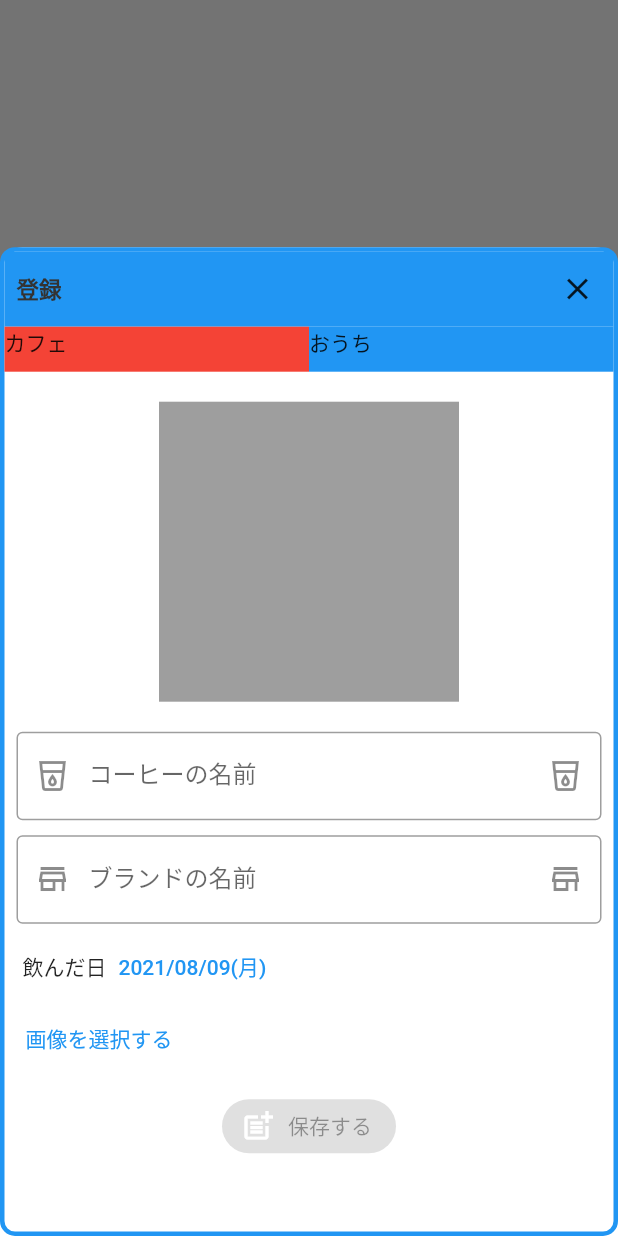
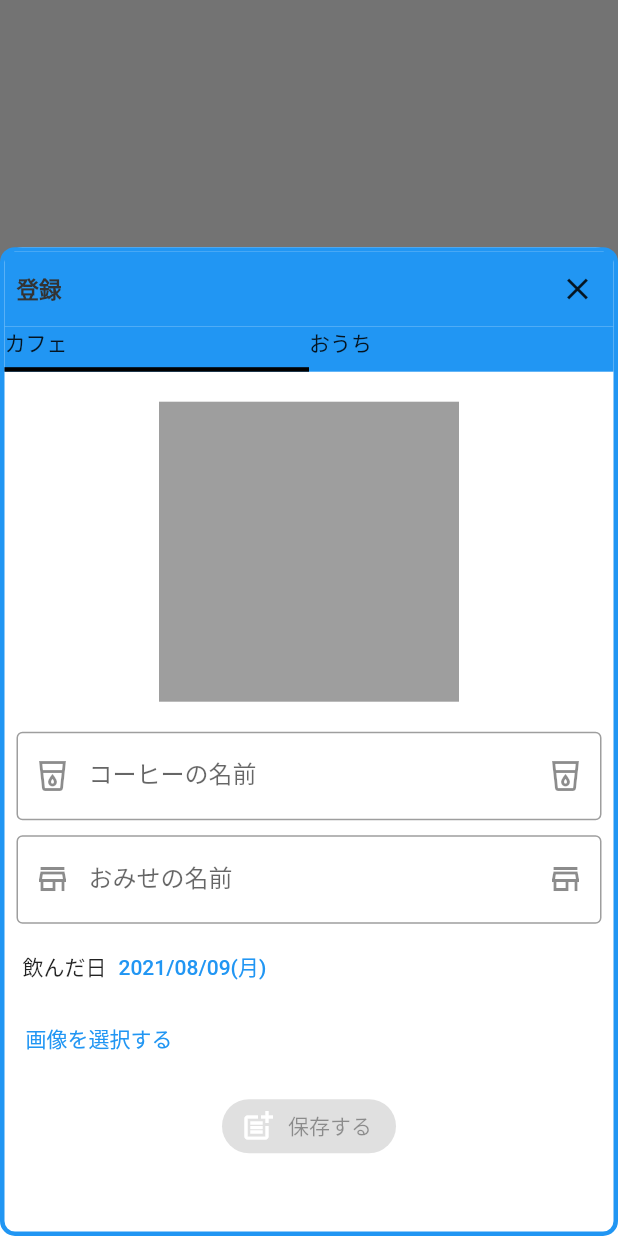
Before and after one commit to y0303noki/DrinkMemo, a Flutter app: what showCoffeeBottomSheet() shows on an empty page, opened directly with empty values, on a phone screen of 412 x 824 dp. Run offline on Flutter 3.47's test engine with Material 2 defaults, Android fonts, the phone set to English and light mode, and no system bars; drawn by our look-alikes of flutter_easyloading, flutter_typeahead; our stand-ins replace cloud_firestore, firebase_auth, firebase_core, firebase_storage, image_picker; accounts and stored records are empty; network calls fail.

Commit message:
名前とか修正

```diff
--- a/lib/database/coffee_firebase.dart
+++ b/lib/database/coffee_firebase.dart
@@ -24,7 +24,7 @@ class CoffeeFirebase {
       id: 'id1',
       name: 'testName1',
       favorite: false,
-      brandName: 'sutaba',
+      shopName: 'sutaba',
       imageId:
           'https://cdn.pixabay.com/photo/2015/10/12/14/54/coffee-983955_1280.jpg',
       coffeeAt: DateTime.now(),
@@ -35,7 +35,7 @@ class CoffeeFirebase {
       id: 'id2',
       name: 'testName2',
       favorite: true,
-      brandName: 'kurie',
+      shopName: 'kurie',
       imageId: 'https://picsum.photos/200',
       coffeeAt: DateTime.now(),
       createdAt: DateTime.now(),
@@ -94,7 +94,9 @@ class CoffeeFirebase {
     addObject['userId'] = userId;
     addObject['name'] = coffeeModel.name;
     addObject['favorite'] = coffeeModel.favorite;
-    addObject['brandName'] = coffeeModel.brandName;
+    addObject['coffeeType'] = coffeeModel.coffeeType;
+    addObject['brandName'] = coffeeModel.shopName;
+    addObject['beanTypes'] = coffeeModel.beanTypes;
     addObject['imageId'] = _imageId;
     addObject['isDeleted'] = false;
     addObject['coffeeAt'] = coffeeModel.coffeeAt;
@@ -161,7 +163,9 @@ class CoffeeFirebase {
             id: doc.data()['id'] ?? '',
             name: doc.data()['name'] ?? '',
             favorite: doc.data()['favorite'] ?? false,
-            brandName: doc.data()['brandName'] ?? '',
+            coffeeType: doc.data()['coffeeType'] ?? '',
+            shopName: doc.data()['brandName'] ?? '',
+            beanTypes: doc.data()['beanTypes'] ?? '',
             imageId: doc.data()['imageId'] ?? '',
             coffeeAt: doc.data()['coffeeAt'].toDate(),
             createdAt: doc.data()['createdAt'].toDate(),
--- a/lib/database/brand_firebase.dart
+++ b/lib/database/shop_or_bean_firebase.dart
@@ -1,17 +1,17 @@
-import 'package:coffee_project2/model/brand_model.dart';
+import 'package:coffee_project2/model/shop_or_bean_model.dart';
 // import 'package:firebase_auth/firebase_auth.dart';
 import 'package:cloud_firestore/cloud_firestore.dart';
 
-class BrandFirebase {
+class ShopOrBeanFirebase {
   // final FirebaseAuth _firebaseAuth = FirebaseAuth.instance;
   final FirebaseFirestore _firestore = FirebaseFirestore.instance;
 
   // コレクション
-  final String shopBrands = 'shopBrands';
+  final String shopOrBeans = 'shopBrands';
 
-  Future<List<BrandModel>> fetchBrandDatas() async {
+  Future<List<ShopOrBeanModel>> fetchShopOrBeanDatas() async {
     final QuerySnapshot snapshots = await _firestore
-        .collection(shopBrands)
+        .collection(shopOrBeans)
         .where('isCommon', isEqualTo: true)
         .where('isDeleted', isEqualTo: false)
         .limit(100)
@@ -19,7 +19,7 @@ class BrandFirebase {
 
     final brandAllDatas = snapshots.docs
         .map(
-          (doc) => BrandModel(
+          (doc) => ShopOrBeanModel(
             id: doc.data()['id'] ?? '',
             name: doc.data()['name'] ?? '',
             isCommon: doc.data()['isCommon'] ?? false,
--- a/lib/model/coffee_model.dart
+++ b/lib/model/coffee_model.dart
@@ -2,7 +2,9 @@ class CoffeeModel {
   String id;
   String name;
   bool favorite;
-  String brandName = '';
+  String coffeeType = '';
+  String shopName = '';
+  String beanTypes = '';
   String? imageId;
   String imageUrl;
   DateTime? coffeeAt;
@@ -12,7 +14,9 @@ class CoffeeModel {
       {this.id = '',
       this.name = '',
       this.favorite = false,
-      this.brandName = '',
+      this.coffeeType = '',
+      this.shopName = '',
+      this.beanTypes = '',
       this.imageId,
       this.imageUrl = '',
       this.coffeeAt,
--- a/lib/model/brand_model.dart
+++ b/lib/model/shop_or_bean_model.dart
@@ -1,11 +1,11 @@
-class BrandModel {
+class ShopOrBeanModel {
   String id;
   String name;
   bool isCommon;
   bool isDeleted;
   DateTime? createdAt;
   DateTime? updatedAt;
-  BrandModel({
+  ShopOrBeanModel({
     this.id = '',
     this.name = '',
     this.isCommon = false,
--- a/lib/pages/coffeePage/coffee_item.dart
+++ b/lib/pages/coffeePage/coffee_item.dart
@@ -72,7 +72,7 @@ class CoffeeItem extends StatelessWidget {
                     ),
                   ),
                   Text(
-                    coffee.brandName,
+                    coffee.shopName,
                     overflow: TextOverflow.ellipsis,
                     style: const TextStyle(
                       fontSize: 18,
--- a/lib/providers/coffee/coffee_list_provider.dart
+++ b/lib/providers/coffee/coffee_list_provider.dart
@@ -1,6 +1,6 @@
-import 'package:coffee_project2/database/brand_firebase.dart';
+import 'package:coffee_project2/database/shop_or_bean_firebase.dart';
 import 'package:coffee_project2/database/coffee_firebase.dart';
-import 'package:coffee_project2/model/brand_model.dart';
+import 'package:coffee_project2/model/shop_or_bean_model.dart';
 import 'package:coffee_project2/model/coffee_model.dart';
 import 'package:flutter/material.dart';
 // import 'package:firebase_auth/firebase_auth.dart';
@@ -16,8 +16,8 @@ class CoffeeListProvider extends ChangeNotifier {
     _viewCoffeeModels = models;
   }
 
-  List<BrandModel> _brandModels = [];
-  List<BrandModel> get brandModels => _brandModels;
+  List<ShopOrBeanModel> _brandModels = [];
+  List<ShopOrBeanModel> get brandModels => _brandModels;
 
   // プログレス中
   bool _isProgressive = false;
@@ -27,7 +27,7 @@ class CoffeeListProvider extends ChangeNotifier {
   String get searchKeyWord => _searchKeyWord;
 
   CoffeeFirebase _coffeeDb = CoffeeFirebase();
-  BrandFirebase _brandDb = BrandFirebase();
+  ShopOrBeanFirebase _brandDb = ShopOrBeanFirebase();
 
   void changeIsProgressive(bool afterState) {
     _isProgressive = afterState;
@@ -68,7 +68,7 @@ class CoffeeListProvider extends ChangeNotifier {
         id: 'id2',
         name: 'none',
         favorite: true,
-        brandName: 'none',
+        shopName: 'none',
         imageId: 'https://picsum.photos/200',
         coffeeAt: DateTime.now(),
         createdAt: DateTime.now(),
@@ -99,7 +99,7 @@ class CoffeeListProvider extends ChangeNotifier {
   }
 
   Future findBrandDatas() async {
-    _brandModels = await _brandDb.fetchBrandDatas();
+    _brandModels = await _brandDb.fetchShopOrBeanDatas();
   }
 
   // Future findCoffeeImage() async {
--- a/lib/widgets/modal.dart
+++ b/lib/widgets/modal.dart
@@ -18,6 +18,8 @@ class Modal {
     TextEditingController _nameTextEditingCntroller =
         TextEditingController(text: '');
     TextEditingController _brandTextEditingCntroller =
+        TextEditingController(text: '');
+    TextEditingController _storeTextEditingCntroller =
         TextEditingController(text: '');
     String bottomTitle = '';
 
@@ -103,11 +105,9 @@ class Modal {
                         children: [
                           Expanded(
                             child: Material(
-                              color: model.currentIndex == 0
-                                  ? Colors.red
-                                  : Colors.blue,
+                              color: Colors.blue,
                               child: InkWell(
-                                highlightColor: Colors.red,
+                                // highlightColor: Colors.red,
                                 onTap: () {
                                   print('tap');
                                   modalTabData.setCurrentIndex(0);
@@ -116,17 +116,24 @@ class Modal {
                                   // color: Colors.blue,
                                   height: 30,
                                   child: Text('カフェ'),
+                                  decoration: model.currentIndex == 0
+                                      ? const BoxDecoration(
+                                          border: Border(
+                                            bottom: BorderSide(
+                                              color: Colors.black,
+                                              width: 3,
+                                            ),
+                                          ),
+                                        )
+                                      : null,
                                 ),
                               ),
                             ),
                           ),
                           Expanded(
                             child: Material(
-                              color: model.currentIndex == 1
-                                  ? Colors.red
-                                  : Colors.blue,
+                              color: Colors.blue,
                               child: InkWell(
-                                highlightColor: Colors.red,
                                 onTap: () {
                                   print('tap');
                                   modalTabData.setCurrentIndex(1);
@@ -135,6 +142,16 @@ class Modal {
                                   // color: Colors.blue,
                                   height: 30,
                                   child: Text('おうち'),
+                                  decoration: model.currentIndex == 1
+                                      ? const BoxDecoration(
+                                          border: Border(
+                                            bottom: BorderSide(
+                                              color: Colors.black,
+                                              width: 3,
+                                            ),
+                                          ),
+                                        )
+                                      : null,
                                 ),
                               ),
                             ),
@@ -212,11 +229,60 @@ class Modal {
                     ),
                   ),
                   const SizedBox(height: 10),
-                  Padding(
+                  Consumer<ModalTabProvider>(
+                    builder: (ctx, model, _) {
+                      if (modalTabData.currentIndex == 0) {
+                        // カフェ
+                        return Padding(
                           padding: const EdgeInsets.fromLTRB(8, 0, 8, 0),
                           child: TypeAheadField(
                             textFieldConfiguration: TextFieldConfiguration(
-                        // autofocus: true,
+                              controller: _storeTextEditingCntroller,
+                              decoration: const InputDecoration(
+                                border: OutlineInputBorder(),
+                                labelText: 'おみせの名前',
+                                prefixIcon: Icon(Icons.store_outlined),
+                                suffixIcon: Icon(Icons.store_outlined),
+                              ),
+                              onChanged: (text) {
+                                if (text != null && text.length > 20) {
+                                  print('20文字超えたらもう無理!');
+                                }
+                              },
+                            ),
+                            suggestionsCallback: (pattern) async {
+                              if (pattern.isEmpty) {
+                                return [];
+                              }
+                              // pattern:入力された文字
+                              // return: サジェスト候補となる文字列を返す
+                              List<String> _filter = _suggestBrandNameList
+                                  .where((element) => (element.toLowerCase())
+                                      .contains(pattern.toLowerCase()))
+                                  .take(5)
+                                  .toList();
+                              return _filter;
+                            },
+                            itemBuilder: (context, suggestion) {
+                              return ListTile(
+                                title: Text(suggestion as String),
+                              );
+                            },
+                            // サジェストの結果が0件の時のメッセージ
+                            noItemsFoundBuilder: (context) {
+                              return Container();
+                            },
+                            onSuggestionSelected: (suggestion) {
+                              _storeTextEditingCntroller.text =
+                                  suggestion as String;
+                            },
+                          ),
+                        );
+                      } else {
+                        return Padding(
+                          padding: const EdgeInsets.fromLTRB(8, 0, 8, 0),
+                          child: TypeAheadField(
+                            textFieldConfiguration: TextFieldConfiguration(
                               controller: _brandTextEditingCntroller,
                               decoration: const InputDecoration(
                                 border: OutlineInputBorder(),
@@ -253,9 +319,13 @@ class Modal {
                               return Container();
                             },
                             onSuggestionSelected: (suggestion) {
-                        _brandTextEditingCntroller.text = suggestion as String;
+                              _brandTextEditingCntroller.text =
+                                  suggestion as String;
                             },
                           ),
+                        );
+                      }
+                    },
                   ),
                   const SizedBox(height: 5),
                   Padding(
@@ -381,10 +451,18 @@ class Modal {
                             // coffeeをDBに追加
                             CoffeeModel coffeeModel = CoffeeModel();
                             DateTime now = DateTime.now();
+                            if (modalTabData.currentIndex == 0) {
+                              coffeeModel.coffeeType = 'SHOP';
+                              coffeeModel.beanTypes =
+                                  _storeTextEditingCntroller.text;
+                            } else {
+                              coffeeModel.coffeeType = 'BEAN';
+                              coffeeModel.shopName =
+                                  _brandTextEditingCntroller.text;
+                            }
 
                             coffeeModel.name = _nameTextEditingCntroller.text;
-                            coffeeModel.brandName =
-                                _brandTextEditingCntroller.text;
+
                             coffeeModel.favorite = false;
                             coffeeModel.coffeeAt = coffeeData.coffeeAt;
                             coffeeModel.createdAt = now;
@@ -399,6 +477,7 @@ class Modal {
                             // 追加が終わったらtextEditerをクリアして戻る
                             _nameTextEditingCntroller.clear();
                             _brandTextEditingCntroller.clear();
+                            _storeTextEditingCntroller.clear();
                             coffeeDatas.findCoffeeDatas();
                             const SnackBar snackBar = SnackBar(
                               content: Text('保存完了'),
```
Lines whose indentation alone changed are shown as unchanged.
